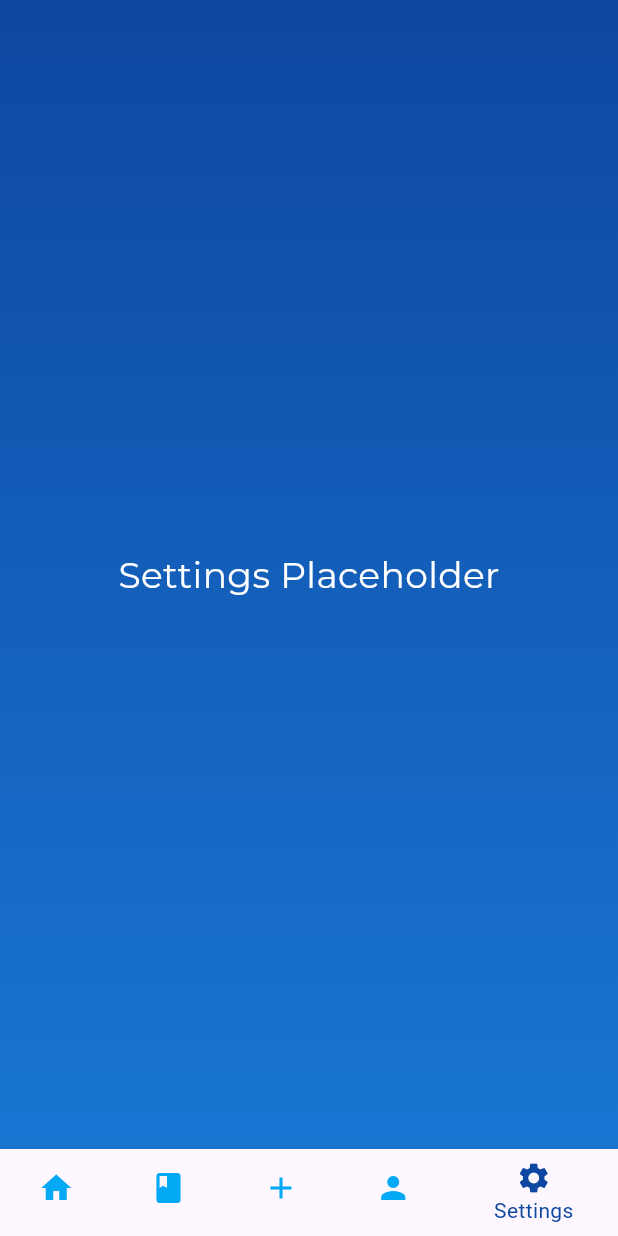
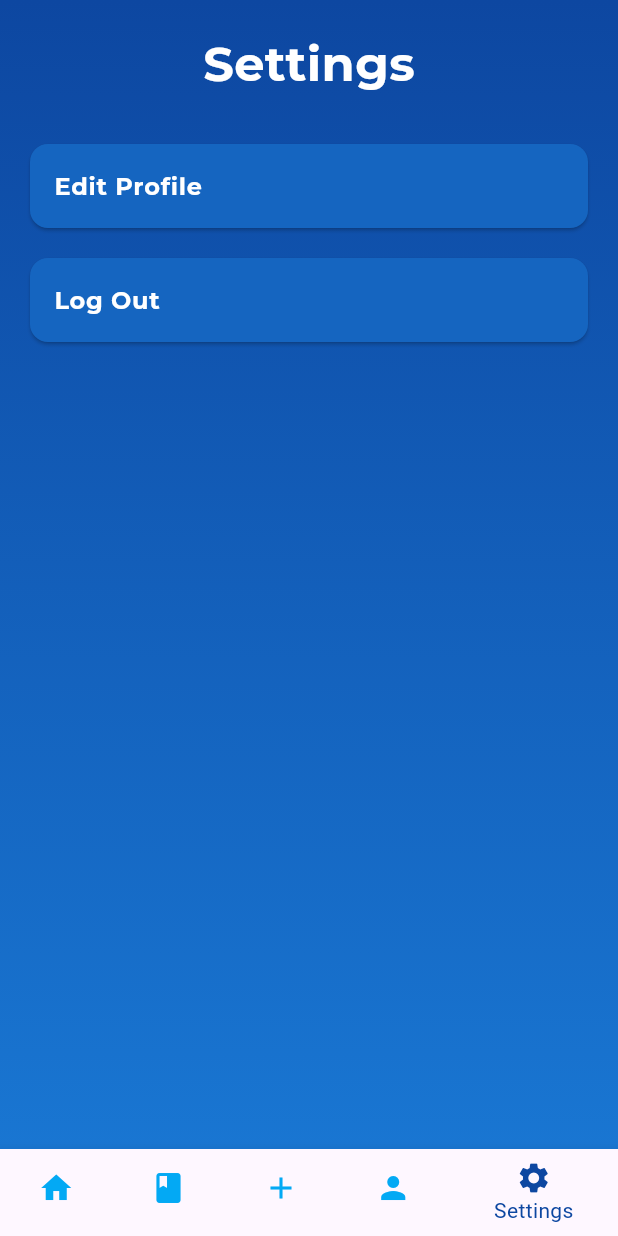
Before and after one commit to aiakane16/I-READ-Tentative-, a Flutter app: the SettingsMenu screen opened by its route, on a phone screen of 412 x 824 dp. Run offline on Flutter 3.47's test engine with Material 3 defaults, Android fonts, the phone set to English and light mode, and no system bars; our stand-ins replace google_fonts.

Commit message:
Updated Profile and Settings Menu (Alpha 2.1)

```diff
--- a/lib/main.dart
+++ b/lib/main.dart
@@ -29,6 +29,7 @@ class MyApp extends StatelessWidget {
         '/addfield_menu': (context) => AddFieldMenu(),
         '/profile_menu': (context) => ProfileMenu(),
         '/settings_menu': (context) => SettingsMenu(),
+        '/splash_page': (context) => SplashPage(), // Add this line
       },
     );
   }
--- a/lib/mainmenu/settings_menu.dart
+++ b/lib/mainmenu/settings_menu.dart
@@ -13,15 +13,47 @@ class SettingsMenu extends StatelessWidget {
             end: Alignment.bottomCenter,
           ),
         ),
-        padding: const EdgeInsets.all(20.0),
-        child: Center(
-          child: Text(
-            'Settings Placeholder',
-            style: GoogleFonts.montserrat(fontSize: 24, color: Colors.white),
-          ),
+        child: ListView(
+          padding: const EdgeInsets.all(20.0),
+          children: [
+            Center(
+              child: Text(
+                'Settings',
+                style: GoogleFonts.montserrat(
+                    fontSize: 32,
+                    fontWeight: FontWeight.bold,
+                    color: Colors.white),
+              ),
+            ),
+            SizedBox(height: 20),
+            _buildSettingsButton('Edit Profile', context),
+            _buildSettingsButton('Log Out', context, isLogout: true),
+          ],
         ),
       ),
-      bottomNavigationBar: _buildBottomNavigationBar(context),
+      bottomNavigationBar:
+          _buildBottomNavigationBar(context), // Ensure the nav bar is included
+    );
+  }
+
+  Widget _buildSettingsButton(String title, BuildContext context,
+      {bool isLogout = false}) {
+    return Card(
+      color: Colors.blue[800],
+      margin: EdgeInsets.symmetric(vertical: 10),
+      child: ListTile(
+        title: Text(
+          title,
+          style: GoogleFonts.montserrat(
+              color: Colors.white, fontWeight: FontWeight.bold),
+        ),
+        onTap: () {
+          if (isLogout) {
+            Navigator.of(context).pushReplacementNamed('/splash_page');
+          }
+          // Add other navigation logic here if needed
+        },
+      ),
     );
   }
 
```
Also changed, not shown: lib/mainmenu/profile_menu.dart (+71 -6 lines).
